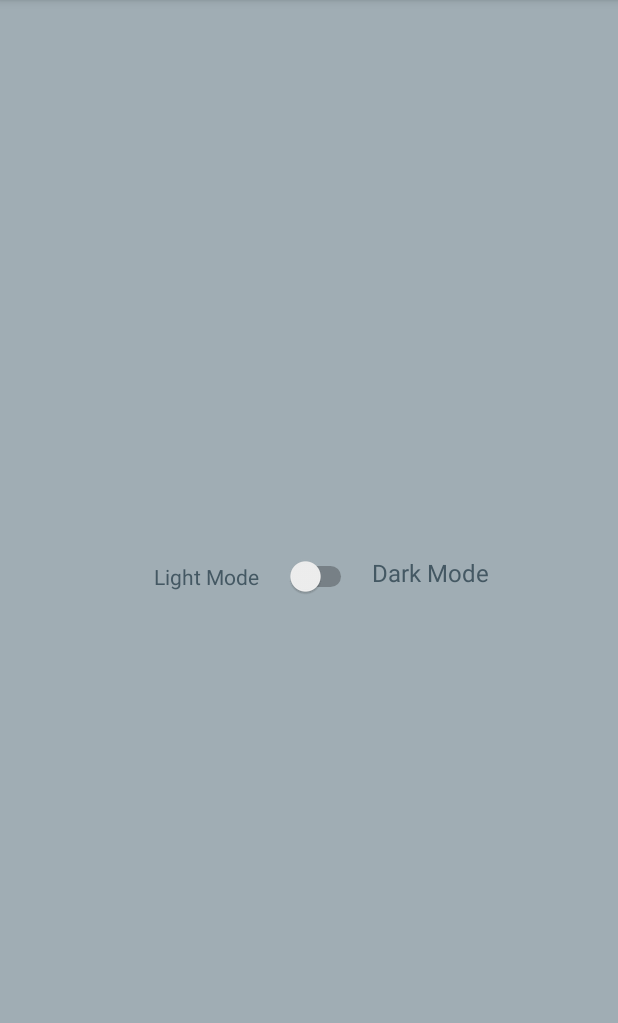
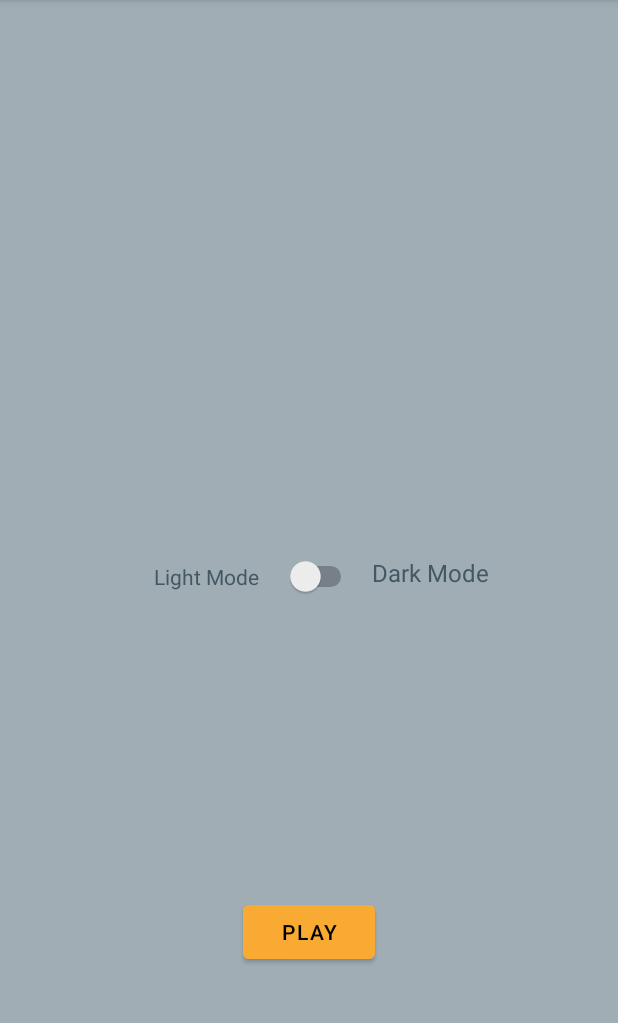
Before and after one commit to musickevan1/ThemeGroupProject, an Android app: the screen it shows after launch (MainActivity), on a phone screen of 412 x 824 dp, the part 84-1107 px from its top. Run offline under Robolectric (Android 15) with nearby library versions, the phone set to English and light mode, and no system bars.

Commit message:
Made a button to go to the other activity.

```diff
--- a/app/src/main/java/com/example/themegroupproject/MainActivity.java
+++ b/app/src/main/java/com/example/themegroupproject/MainActivity.java
@@ -2,6 +2,7 @@ package com.example.themegroupproject;
 
 import androidx.appcompat.app.AppCompatActivity;
 
+import android.content.Intent;
 import android.graphics.Color;
 import android.os.Bundle;
 import android.view.View;
@@ -41,4 +42,10 @@ public class MainActivity extends AppCompatActivity {
             }
         }
     };
+
+    public void play(View view) {
+        startActivity(new Intent(MainActivity.this, MainActivity2.class));
+    }
+
+
 }
--- a/app/src/main/res/layout/activity_main.xml
+++ b/app/src/main/res/layout/activity_main.xml
@@ -36,4 +36,19 @@
         app:layout_constraintStart_toEndOf="@+id/modeSwitch"
         app:layout_constraintTop_toTopOf="@+id/modeSwitch"
         app:layout_constraintVertical_bias="0.0" />
+
+    <Button
+        android:id="@+id/playButton"
+        android:layout_width="wrap_content"
+        android:layout_height="wrap_content"
+        android:backgroundTint="@color/orange"
+        android:text="@string/Button"
+        app:layout_constraintBottom_toBottomOf="parent"
+        app:layout_constraintEnd_toEndOf="parent"
+        app:layout_constraintStart_toStartOf="parent"
+        app:layout_constraintTop_toTopOf="parent"
+        app:layout_constraintVertical_bias="0.83"
+        android:onClick="play"/>
+
+
 </androidx.constraintlayout.widget.ConstraintLayout>
--- a/app/src/main/res/values/colors.xml
+++ b/app/src/main/res/values/colors.xml
@@ -7,4 +7,5 @@
     <color name="teal_700">#FF018786</color>
     <color name="black">#FF000000</color>
     <color name="white">#FFFFFFFF</color>
+    <color name="orange">#F9AA33</color>
 </resources>
--- a/app/src/main/res/values/strings.xml
+++ b/app/src/main/res/values/strings.xml
@@ -1,3 +1,4 @@
 <resources>
     <string name="app_name">Theme Group Project</string>
+    <string name="Button">Play</string>
 </resources>
```
